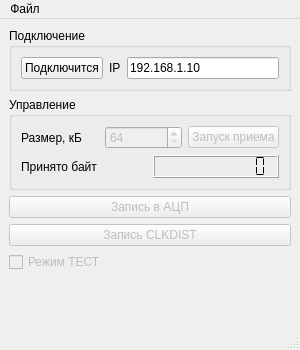
This is mainwindow.ui in reffum/digitizer_pc as Qt 5 draws it before an edit. The edited form follows.
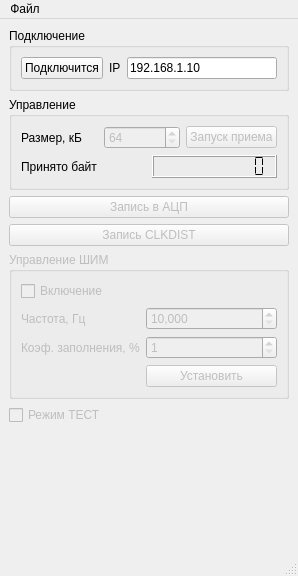
This is the edited form.

What changed in the file:
```diff
--- a/mainwindow.ui
+++ b/mainwindow.ui
@@ -6,8 +6,8 @@
    <rect>
     <x>0</x>
     <y>0</y>
-    <width>300</width>
-    <height>350</height>
+    <width>298</width>
+    <height>576</height>
    </rect>
   </property>
   <property name="minimumSize">
@@ -16,12 +16,6 @@
     <height>0</height>
    </size>
   </property>
-  <property name="maximumSize">
-   <size>
-    <width>300</width>
-    <height>350</height>
-   </size>
-  </property>
   <property name="windowTitle">
    <string>Оцифровщик </string>
   </property>
@@ -162,6 +156,66 @@
       </property>
      </widget>
     </item>
+    <item>
+     <widget class="QGroupBox" name="pwm_groupBox">
+      <property name="enabled">
+       <bool>false</bool>
+      </property>
+      <property name="title">
+       <string>Управление ШИМ</string>
+      </property>
+      <layout class="QFormLayout" name="formLayout">
+       <item row="0" column="0">
+        <widget class="QCheckBox" name="pwm_checkBox">
+         <property name="text">
+          <string>Включение </string>
+         </property>
+        </widget>
+       </item>
+       <item row="1" column="0">
+        <widget class="QLabel" name="label_4">
+         <property name="text">
+          <string>Частота, Гц</string>
+         </property>
+        </widget>
+       </item>
+       <item row="1" column="1">
+        <widget class="QSpinBox" name="pwmFreq_spinBox">
+         <property name="showGroupSeparator" stdset="0">
+          <bool>true</bool>
+         </property>
+         <property name="minimum">
+          <number>10000</number>
+         </property>
+         <property name="maximum">
+          <number>15000</number>
+         </property>
+        </widget>
+       </item>
+       <item row="2" column="0">
+        <widget class="QLabel" name="label_5">
+         <property name="text">
+          <string>Коэф. заполнения, %</string>
+         </property>
+        </widget>
+       </item>
+       <item row="2" column="1">
+        <widget class="QSpinBox" name="pwmDC_spinBox">
+         <property name="minimum">
+          <number>1</number>
+         </property>
+        </widget>
+       </item>
+       <item row="3" column="1">
+        <widget class="QPushButton" name="pwm_pushButton">
+         <property name="text">
+          <string>Установить</string>
+         </property>
+        </widget>
+       </item>
+      </layout>
+     </widget>
+    </item>
     <item>
      <widget class="QCheckBox" name="test_checkBox">
       <property name="enabled">
@@ -192,7 +246,7 @@
     <rect>
      <x>0</x>
      <y>0</y>
-     <width>300</width>
+     <width>298</width>
      <height>21</height>
     </rect>
    </property>
```
